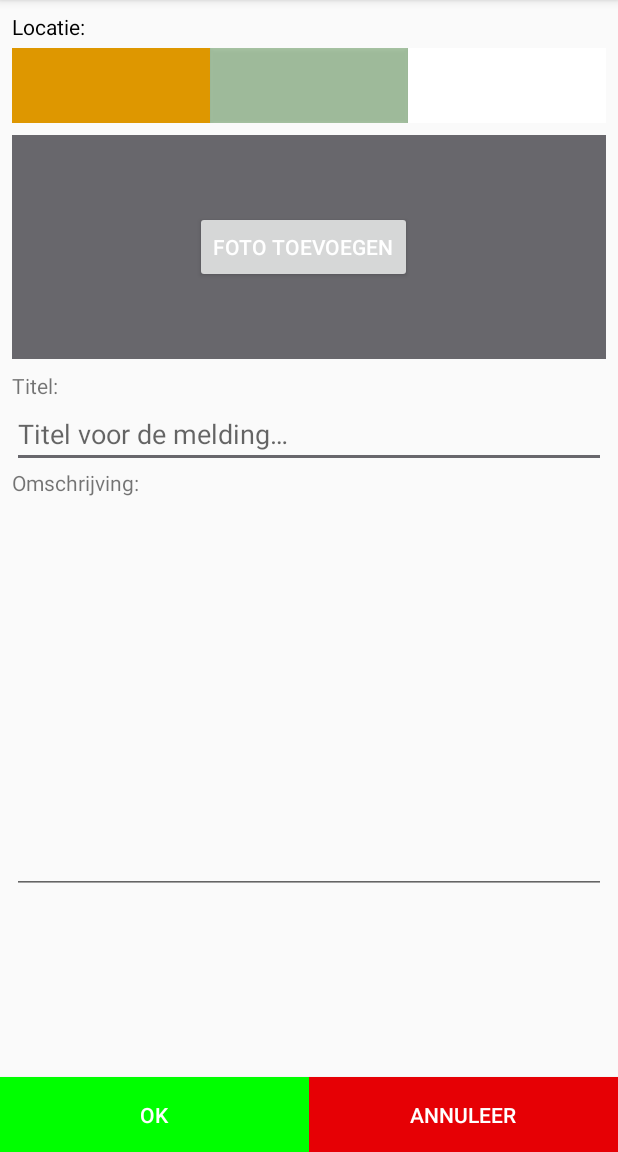
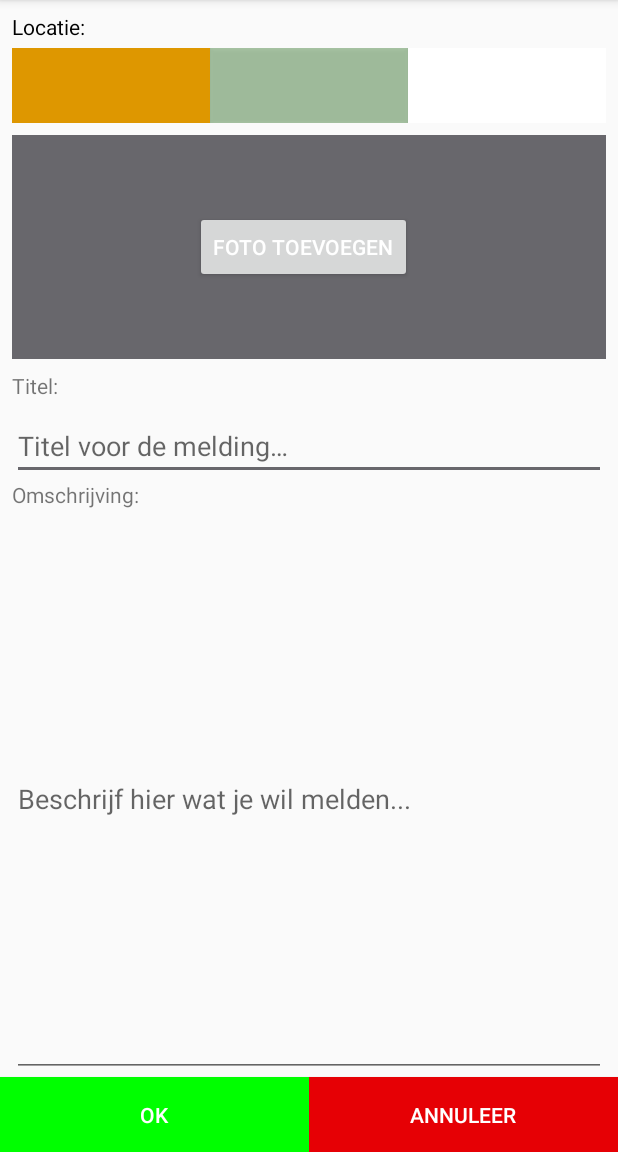
Before and after one commit to StijnDefour/APortage, an Android app: the ScanMelding screen opened directly, with no data from a screen before it, on a phone screen of 412 x 824 dp, the part 84-1236 px from its top. Run offline under Robolectric (Android 15) with nearby library versions, the phone set to English and light mode, and no system bars; our stand-ins replace Volley; libraries missing offline, so code that uses them is left out: com.cloudinary, com.cloudinary.android, com.parse; 4 statements that could not run were skipped.

Commit message:
textinputs visible, en extra scrollviews toegevoegd

```diff
--- a/Aportage2/app/src/main/res/layout/activity_scan_melding.xml
+++ b/Aportage2/app/src/main/res/layout/activity_scan_melding.xml
@@ -33,15 +33,27 @@
                 app:layout_constraintStart_toStartOf="parent"
                 app:layout_constraintTop_toBottomOf="@+id/imageView" />
 
+            <ScrollView
+                android:layout_width="match_parent"
+                android:layout_height="wrap_content"
+                android:layout_marginBottom="8dp"
+                app:layout_constraintBottom_toBottomOf="parent">
+
+            </ScrollView>
+
             <EditText
                 android:id="@+id/et-melding-omschrijving"
+                style="@style/ap_input"
                 android:layout_width="0dp"
-                android:layout_height="100dp"
-                android:layout_marginBottom="8dp"
+                android:layout_height="0dp"
+                android:layout_marginBottom="50dp"
                 android:layout_marginEnd="8dp"
                 android:layout_marginStart="8dp"
                 android:ems="10"
+                android:hint="@string/hint_beschrijving"
                 android:inputType="textMultiLine"
+                android:singleLine="false"
+                android:textAlignment="viewStart"
                 app:layout_constraintBottom_toBottomOf="parent"
                 app:layout_constraintEnd_toEndOf="parent"
                 app:layout_constraintStart_toStartOf="parent"
@@ -58,8 +70,6 @@
                 android:textColor="@color/kaska"
                 app:layout_constraintStart_toStartOf="parent"
                 app:layout_constraintTop_toTopOf="parent" />
-
-            <include layout="@layout/buttons_ok_cancel" />
 
             <include
                 android:id="@+id/include2"
@@ -101,15 +111,18 @@
 
             <TextView
                 android:id="@+id/tv-melding-omschrijving"
-                android:layout_width="wrap_content"
+                android:layout_width="0dp"
                 android:layout_height="wrap_content"
+                android:layout_marginEnd="8dp"
                 android:layout_marginStart="8dp"
                 android:text="@string/scan_melding_label_omschrijving"
+                app:layout_constraintEnd_toEndOf="parent"
                 app:layout_constraintStart_toStartOf="parent"
                 app:layout_constraintTop_toBottomOf="@+id/et-melding-titel" />
 
             <EditText
                 android:id="@+id/et-melding-titel"
+                style="@style/ap_input"
                 android:layout_width="0dp"
                 android:layout_height="wrap_content"
                 android:layout_marginEnd="8dp"
@@ -121,6 +134,10 @@
                 app:layout_constraintEnd_toEndOf="parent"
                 app:layout_constraintStart_toStartOf="parent"
                 app:layout_constraintTop_toBottomOf="@+id/tv-label-titel" />
+
+            <include
+                layout="@layout/buttons_ok_cancel"
+                app:layout_constraintBottom_toBottomOf="parent" />
         </android.support.constraint.ConstraintLayout>
     </android.support.v4.widget.NestedScrollView>
 
--- a/Aportage2/app/src/main/res/values/strings.xml
+++ b/Aportage2/app/src/main/res/values/strings.xml
@@ -62,6 +62,7 @@
     <string name="label_toolbar_profiel">Mijn profiel</string>
     <string name="label_opslaan">Opslaan</string>
     <string name="label_loguit">uitloggen</string>
+    <string name="hint_beschrijving">Beschrijf hier wat je wil melden...</string>
 
 
 </resources>
```
